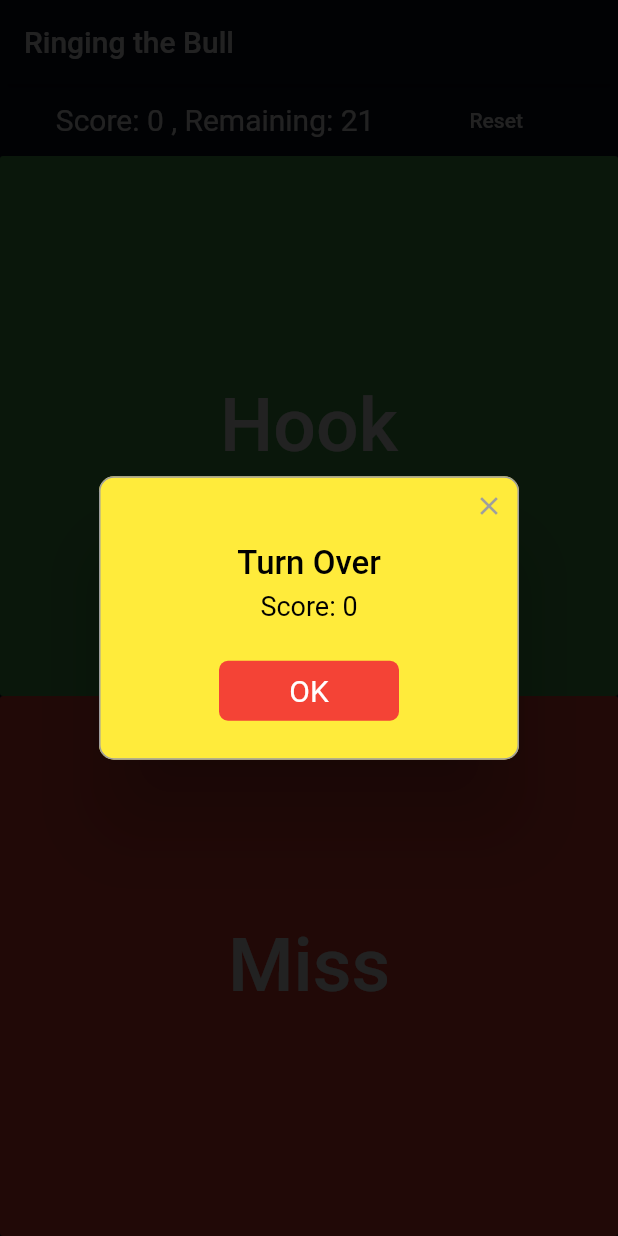
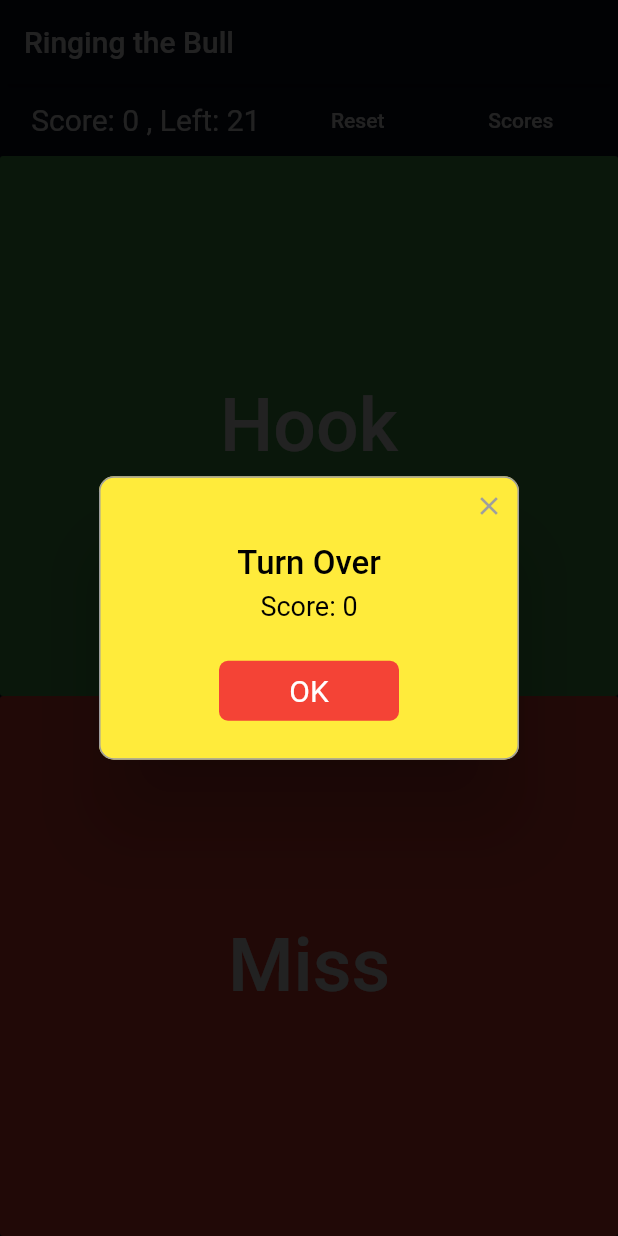
Before and after one commit to mampersat/RingingTheBull, a Flutter app: the screen it shows after launch, after a tap on "Reset", on a phone screen of 412 x 824 dp. Run offline on Flutter 3.47's test engine with Material 2 defaults, Android fonts, the phone set to English and light mode, and no system bars; drawn by our look-alikes of rflutter_alert; our stand-ins replace timeago.

Commit message:
score history

```diff
--- a/lib/score_keeper.dart
+++ b/lib/score_keeper.dart
@@ -1,12 +1,17 @@
+import 'package:timeago/timeago.dart' as timeago;
+
 class ScoreKeeper {
   int score;
   int remaining;
+  List<Round> history = [];
 
   ScoreKeeper() {
     reset();
   }
 
   void reset() {
+    if (score != null) history.add(Round(score: score));
+
     remaining = 21;
     score = 0;
   }
@@ -23,6 +28,19 @@ class ScoreKeeper {
   bool turnOver() => remaining == 0;
 
   String currentState() {
-    return 'Score: ${score.toString()} , Remaining: ${remaining.toString()}';
+    return 'Score: ${score.toString()} , Left: ${remaining.toString()}';
   }
 }
+
+class Round {
+  DateTime time;
+  int score;
+
+  Round({this.score}) {
+    time = DateTime.now();
+  }
+
+  timeAgoString() {
+    return timeago.format(time);
+  }
+}
--- a/lib/screens/play_screen.dart
+++ b/lib/screens/play_screen.dart
@@ -1,5 +1,6 @@
 import 'package:flutter/material.dart';
 import 'package:rflutter_alert/rflutter_alert.dart';
+import 'package:ringingthebull/screens/scores_screen.dart';
 import 'constants.dart';
 import 'package:ringingthebull/score_keeper.dart';
 
@@ -10,29 +11,6 @@ class PlayScreen extends StatefulWidget {
 
 class _PlayScreenState extends State<PlayScreen> {
   ScoreKeeper score = ScoreKeeper();
-
-  void turnOver() {
-    Alert(
-      context: context,
-      title: 'Turn Over',
-      desc: 'Score: ${score.score}',
-      style: AlertStyle(
-        backgroundColor: Colors.yellow,
-      ),
-      buttons: [
-        DialogButton(
-          child: Text(
-            "OK",
-            style: TextStyle(color: Colors.white, fontSize: 20),
-          ),
-          onPressed: () => Navigator.pop(context),
-          color: Colors.red,
-          width: 120,
-        )
-      ],
-    ).show();
-    score.reset();
-  }
 
   @override
   Widget build(BuildContext context) {
@@ -51,13 +29,25 @@ class _PlayScreenState extends State<PlayScreen> {
                 style: TextStyle(fontSize: 20.0),
               ),
               FlatButton(
+                child: Text('Reset'),
                 onPressed: () {
                   setState(() {
-                    //turnOver();
                     turnOver();
                   });
                 },
-                child: Text('Reset'),
+              ),
+              FlatButton(
+                child: Text('Scores'),
+                onPressed: () {
+                  Navigator.push(
+                    context,
+                    MaterialPageRoute(
+                      builder: (context) {
+                        return ScoresScreen(score: score);
+                      },
+                    ),
+                  );
+                },
               )
             ],
           ),
@@ -94,4 +84,27 @@ class _PlayScreenState extends State<PlayScreen> {
       ),
     );
   }
+
+  void turnOver() {
+    Alert(
+      context: context,
+      title: 'Turn Over',
+      desc: 'Score: ${score.score}',
+      style: AlertStyle(
+        backgroundColor: Colors.yellow,
+      ),
+      buttons: [
+        DialogButton(
+          child: Text(
+            "OK",
+            style: TextStyle(color: Colors.white, fontSize: 20),
+          ),
+          onPressed: () => Navigator.pop(context),
+          color: Colors.red,
+          width: 120,
+        )
+      ],
+    ).show();
+    score.reset();
+  }
 }
--- a/pubspec.yaml
+++ b/pubspec.yaml
@@ -29,6 +29,7 @@ dependencies:
   # Use with the CupertinoIcons class for iOS style icons.
   cupertino_icons: ^0.1.3
   rflutter_alert: ^1.0.3
+  timeago: ^2.0.26
 
 dev_dependencies:
   flutter_test:
```
Also changed, not shown: lib/screens/scores_screen.dart (added, +42 -0 lines), pubspec.lock.
